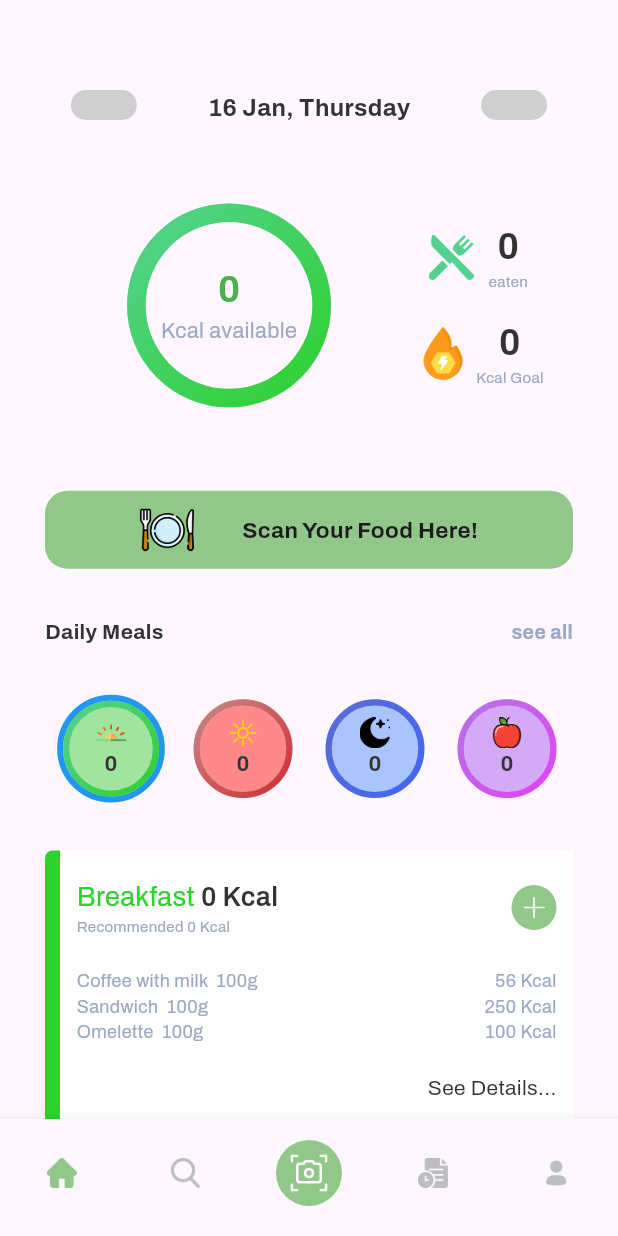
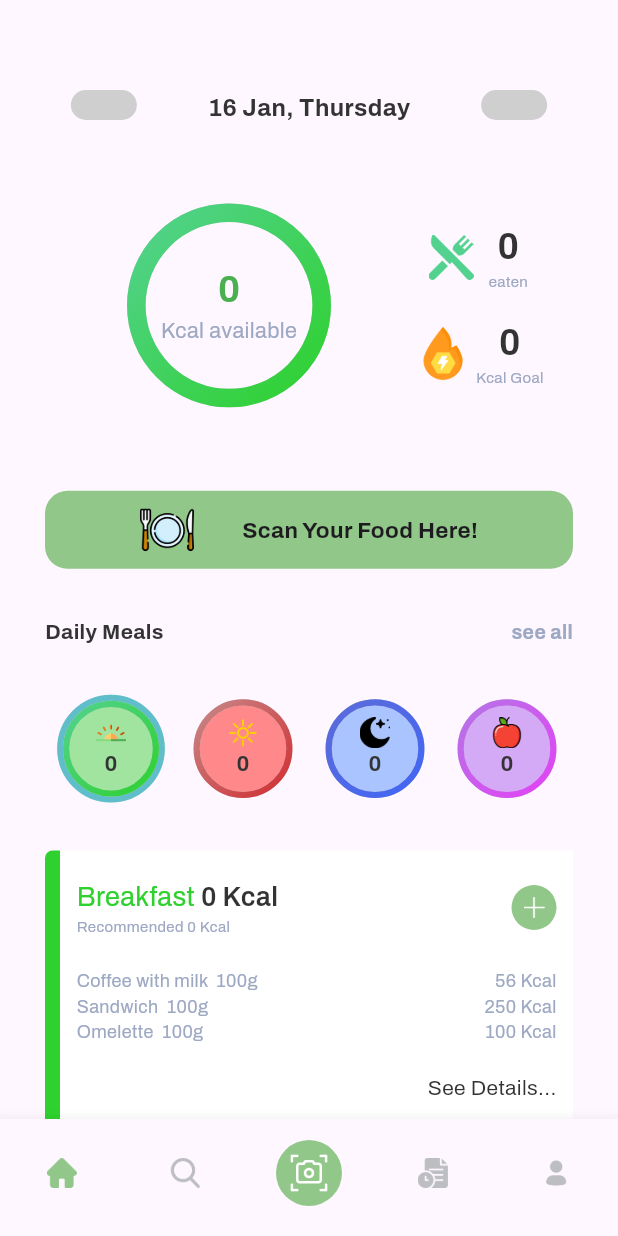
Before and after one commit to EdgarTanamal/Nutriwise, a Flutter app: the HomeScreen screen opened by its route, on a phone screen of 412 x 824 dp. Run offline on Flutter 3.47's test engine with Material 3 defaults, Android fonts, the phone set to English and light mode, and no system bars; our stand-ins replace cloud_firestore, firebase_auth, firebase_core, google_fonts, share_plus, shared_preferences; missing offline and left inert: json_cache, test; accounts and stored records are empty.

Commit message:
add opacity

```diff
--- a/lib/view/widgets/calorieProgressIndicator.dart
+++ b/lib/view/widgets/calorieProgressIndicator.dart
@@ -40,7 +40,7 @@ class CalorieProgressIndicator extends StatelessWidget {
             color: totalCalorie ? null : color,
             borderRadius: BorderRadius.circular(sized),
             border: isSelected
-                ? Border.all(color: Colors.blue, width: 6) // Border biru jika aktif
+                ? Border.all(color: Colors.blue.withOpacity(0.5), width: 6) // Border biru jika aktif
                 : null,
           ),
           child: CustomPaint(
```
